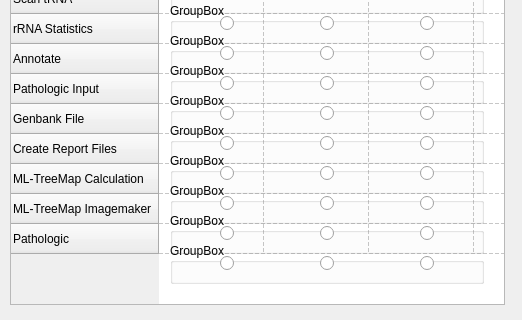
First picture: the form in resultpage.ui, repository hallamlab/MetaPathwaysGUI, before the edit; both pictures show x 0 to 522 and y 307 to 627 of the 522 by 627 pixel window.
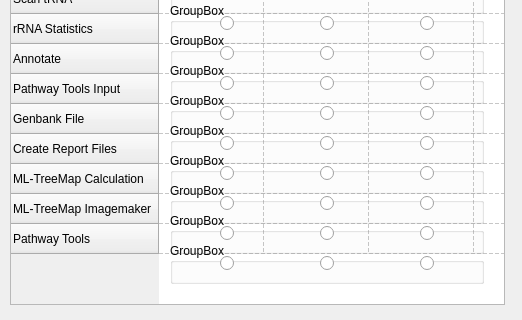
Second picture: the form after the edit.

```diff
--- a/resultpage.ui
+++ b/resultpage.ui
@@ -381,7 +381,7 @@
    </row>
    <row>
     <property name="text">
-     <string>Pathologic Input</string>
+     <string>Pathway Tools Input</string>
     </property>
    </row>
    <row>
@@ -406,7 +406,7 @@
    </row>
    <row>
     <property name="text">
-     <string>Pathologic</string>
+     <string>Pathway Tools</string>
     </property>
    </row>
    <column>
```
